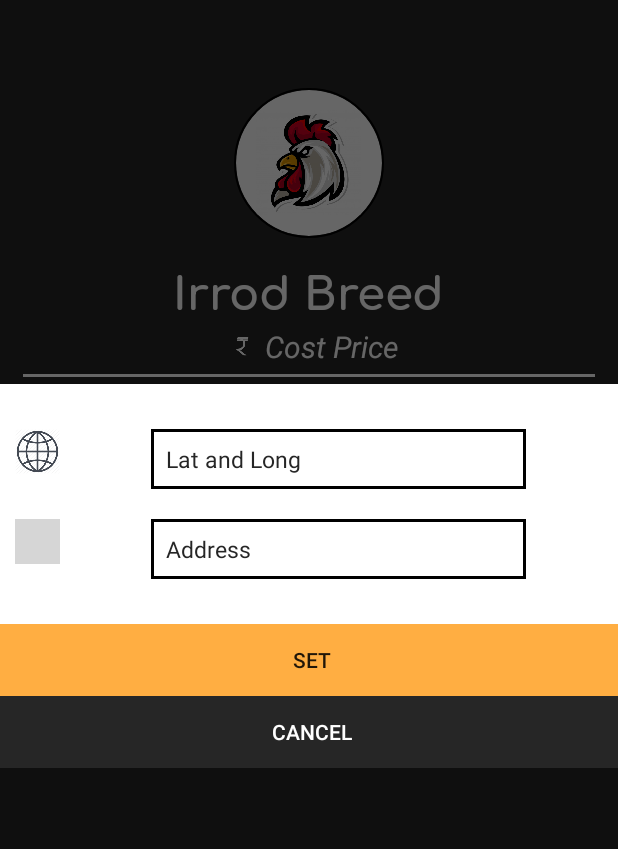
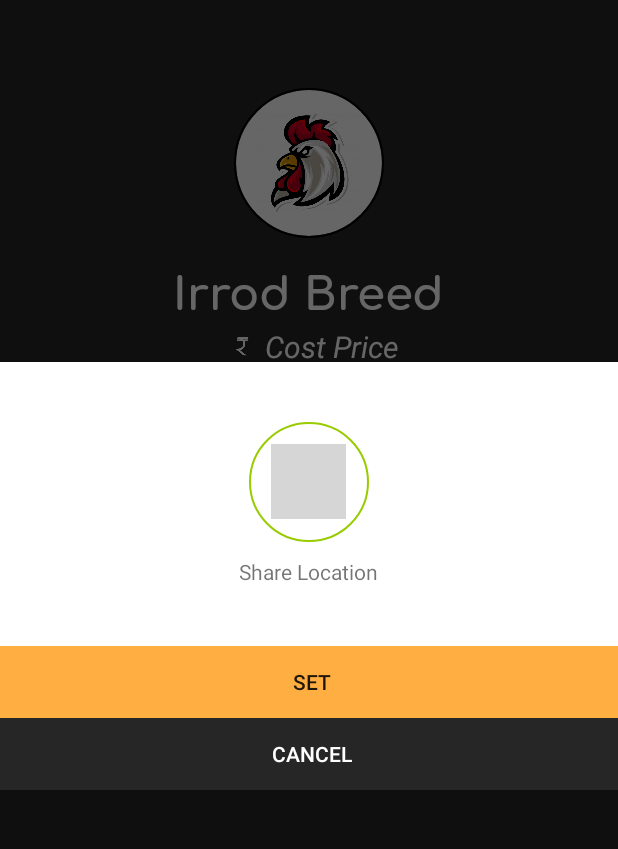
Before and after one commit to PSSubramanya/Kori-App, an Android app: the UserBuyPage screen opened directly, with no data from a screen before it, after a tap on "Set Location", on a phone screen of 412 x 824 dp, the part 72-921 px from its top. Run offline under Robolectric (Android 15) with nearby library versions, the phone set to English and light mode, and no system bars; our stand-ins replace CircleImageView, Firebase (no records; nobody signed in at launch, a user with empty details on screens opened directly); plain views replace CircularImageView; grey boxes are pictures that could not be loaded.

Commit message:
Location Dialog Modified

```diff
--- a/app/src/main/java/com/example/poultrysalesapp/UserBuyPage.java
+++ b/app/src/main/java/com/example/poultrysalesapp/UserBuyPage.java
@@ -21,6 +21,7 @@ import android.view.MenuItem;
 import android.view.View;
 import android.widget.Button;
 import android.widget.ImageButton;
+import android.widget.ImageView;
 import android.widget.PopupMenu;
 import android.widget.TextView;
 import android.widget.Toast;
@@ -35,11 +36,20 @@ import com.google.firebase.firestore.FirebaseFirestoreException;
 
 import javax.annotation.Nullable;
 
+import de.hdodenhof.circleimageview.CircleImageView;
+
 public class UserBuyPage extends AppCompatActivity implements NavigationView.OnNavigationItemSelectedListener {
 
     private static final int REQUEST_CALL = 1;
     private DrawerLayout mdrawerLayout;
     private ActionBarDrawerToggle mToggle;
+
+//    private TextView settingaddress;
+//    private TextView canceladdress;
+
+    private ImageView sharelocationicon;
+
+
     TextView pt2, pt3, pt4, pt5, pt6;
     TextView displayhenname, displayhencost;
     TextView drawerusername, draweruseremailid;
@@ -221,6 +231,41 @@ public class UserBuyPage extends AppCompatActivity implements NavigationView.OnN
         {
 //            Toast.makeText(UserBuyPage.this, "User Location", Toast.LENGTH_SHORT).show();
             dialog.show();
+            if (dialog.isShowing())
+            {
+//                Uri gmmIntentUri = Uri.parse("geo:37.7749,-122.4194");
+//                Intent mapIntent = new Intent(Intent.ACTION_VIEW, gmmIntentUri);
+//                mapIntent.setPackage("com.google.android.apps.maps");
+//                if (mapIntent.resolveActivity(getPackageManager()) != null) {
+//                    startActivity(mapIntent);
+//                }
+//                settingaddress = dialog.findViewById(R.id.settingaddress);
+//                settingaddress.setOnClickListener(new View.OnClickListener() {
+//                    @Override
+//                    public void onClick(View view) {
+////                        Uri gmmIntentUri = Uri.parse("geo:37.7749,-122.4194");
+//                        Uri gmmIntentUri = Uri.parse("geo:12.9258,74.8770");
+//                        Intent mapIntent = new Intent(Intent.ACTION_VIEW, gmmIntentUri);
+//                        mapIntent.setPackage("com.google.android.apps.maps");
+//                        if (mapIntent.resolveActivity(getPackageManager()) != null) {
+//                            startActivity(mapIntent);
+//                        }
+//                    }
+//                });
+
+                sharelocationicon = dialog.findViewById(R.id.sharelocationicon);
+                sharelocationicon.setOnClickListener(new View.OnClickListener() {
+                    @Override
+                    public void onClick(View view) {
+                        Uri gmmIntentUri = Uri.parse("geo:12.9258,74.8770");
+                        Intent mapIntent = new Intent(Intent.ACTION_VIEW, gmmIntentUri);
+                        mapIntent.setPackage("com.google.android.apps.maps");
+                        if (mapIntent.resolveActivity(getPackageManager()) != null) {
+                            startActivity(mapIntent);
+                        }
+                    }
+                });
+            }
         }
 
         if (id == R.id.calldelivery)
--- /dev/null
+++ b/app/src/main/res/drawable/bg_greenlemon.xml
@@ -0,0 +1,15 @@
+<?xml version="1.0" encoding="utf-8"?>
+<shape xmlns:android="http://schemas.android.com/apk/res/android">
+
+    <!--<gradient android:startColor="@color/colorWhite"-->
+    <!--android:endColor="@color/darkgrey"-->
+    <!--android:angle="90">-->
+
+    <gradient android:startColor="@color/yellow"
+        android:endColor="@color/greenishgreen"
+        android:angle="90">
+
+    </gradient>
+
+
+</shape>
--- /dev/null
+++ b/app/src/main/res/drawable/locationcircleicon.xml
@@ -0,0 +1,25 @@
+<?xml version="1.0" encoding="utf-8"?>
+<layer-list xmlns:android="http://schemas.android.com/apk/res/android">
+    <item android:height="80dp"
+        android:width="80dp">
+        <shape xmlns:android="http://schemas.android.com/apk/res/android"
+            android:shape="rectangle">
+            <solid android:color="#FFFFFF"></solid>
+            <!--<solid android:color="#262626"></solid>-->
+            <corners android:topRightRadius="90dp"
+                android:bottomRightRadius="90dp"
+                android:bottomLeftRadius="90dp"
+                android:topLeftRadius="90dp"/>
+            <stroke
+                android:width="1dp"
+                android:color="@android:color/holo_green_light" />
+        </shape>
+    </item>
+    <item android:height="50dp"
+        android:width="50dp"
+        android:gravity="center"
+        android:drawable="@drawable/ic_location_on_black_24dp">
+    </item>
+</layer-list>
+
+    <!--android:drawableLeft="@drawable/vegetablea"-->
--- a/app/src/main/res/layout/set_location.xml
+++ b/app/src/main/res/layout/set_location.xml
@@ -15,55 +15,82 @@
 
 
 
-        <LinearLayout
+        <RelativeLayout
             android:layout_width="match_parent"
             android:layout_height="wrap_content"
             android:orientation="vertical">
-            <EditText
-                android:id="@+id/latlongsetid"
-                android:layout_width="250dp"
-                android:layout_height="40dp"
-                android:layout_marginTop="30dp"
-                android:layout_marginLeft="20dp"
-                android:text="Lat and Long"
-                android:layout_gravity="center"
-                android:paddingLeft="10dp"
-                android:textColor="@color/darkgrey"
-                android:background="@drawable/borderlocset"
-                android:textSize="15dp"/>
+            <!--<TextView-->
+                <!--android:id="@+id/latlongsetid"-->
+                <!--android:layout_width="250dp"-->
+                <!--android:layout_height="40dp"-->
+                <!--android:layout_marginTop="30dp"-->
+                <!--android:layout_marginLeft="20dp"-->
+                <!--android:text="Lat and Long"-->
+                <!--android:layout_gravity="center"-->
+                <!--android:gravity="center_vertical"-->
+                <!--android:paddingLeft="10dp"-->
+                <!--android:textColor="@color/darkgrey"-->
+                <!--android:background="@drawable/borderlocset"-->
+                <!--android:textSize="15dp"/>-->
 
 
-            <ImageView
-                android:layout_width="30dp"
-                android:layout_height="30dp"
-                android:layout_marginLeft="10dp"
-                android:layout_marginTop="-40dp"
-                android:src="@drawable/latlongimg"/>
+            <!--<ImageView-->
+                <!--android:layout_width="30dp"-->
+                <!--android:layout_height="30dp"-->
+                <!--android:layout_marginLeft="10dp"-->
+                <!--android:layout_marginTop="-40dp"-->
+                <!--android:id="@+id/laticon"-->
+                <!--android:src="@drawable/latlongimg"/>-->
 
 
-            <EditText
-                android:id="@+id/settingaddress"
-                android:layout_width="250dp"
-                android:layout_height="40dp"
-                android:layout_marginLeft="20dp"
-                android:layout_marginTop="30dp"
-                android:layout_gravity="center"
-                android:layout_marginBottom="10dp"
-                android:text="Address"
-                android:paddingLeft="10dp"
-                android:textColor="@color/darkgrey"
-                android:background="@drawable/borderlocset"
-                android:textSize="15dp"/>
+            <!--<TextView-->
+                <!--android:id="@+id/settingaddress"-->
+                <!--android:layout_width="250dp"-->
+                <!--android:layout_height="wrap_content"-->
+                <!--android:layout_marginLeft="20dp"-->
+                <!--android:layout_marginTop="30dp"-->
+                <!--android:layout_gravity="center"-->
+                <!--android:layout_marginBottom="10dp"-->
+                <!--android:hint="Address"-->
+                <!--android:paddingTop="10dp"-->
+                <!--android:paddingBottom="10dp"-->
+                <!--android:gravity="center_vertical"-->
+                <!--android:paddingLeft="10dp"-->
+                <!--android:textColor="@color/darkgrey"-->
+                <!--android:background="@drawable/borderlocset"-->
+                <!--android:textSize="15dp"/>-->
+
+
+
+            <!--<ImageView-->
+                <!--android:layout_width="30dp"-->
+                <!--android:layout_height="30dp"-->
+                <!--android:layout_marginLeft="10dp"-->
+                <!--android:layout_marginTop="-50dp"-->
+                <!--android:id="@+id/locadicon"-->
+                <!--android:src="@drawable/ic_location_on_black_24dp"/>-->
 
 
 
             <ImageView
-                android:layout_width="30dp"
-                android:layout_height="30dp"
-                android:layout_marginLeft="10dp"
-                android:layout_marginTop="-50dp"
-                android:src="@drawable/ic_location_on_black_24dp"/>
-        </LinearLayout>
+                android:layout_width="80dp"
+                android:layout_height="80dp"
+                android:layout_gravity="center"
+                android:layout_centerHorizontal="true"
+                android:layout_marginTop="40dp"
+                android:id="@+id/sharelocationicon"
+                android:src="@drawable/locationcircleicon"
+                android:layout_marginBottom="10dp"/>
+
+
+            <TextView
+                android:layout_width="wrap_content"
+                android:layout_height="wrap_content"
+                android:text="Share Location"
+                android:layout_below="@+id/sharelocationicon"
+                android:layout_centerHorizontal="true"
+                android:layout_marginBottom="30dp"/>
+        </RelativeLayout>
 
 
 
```
